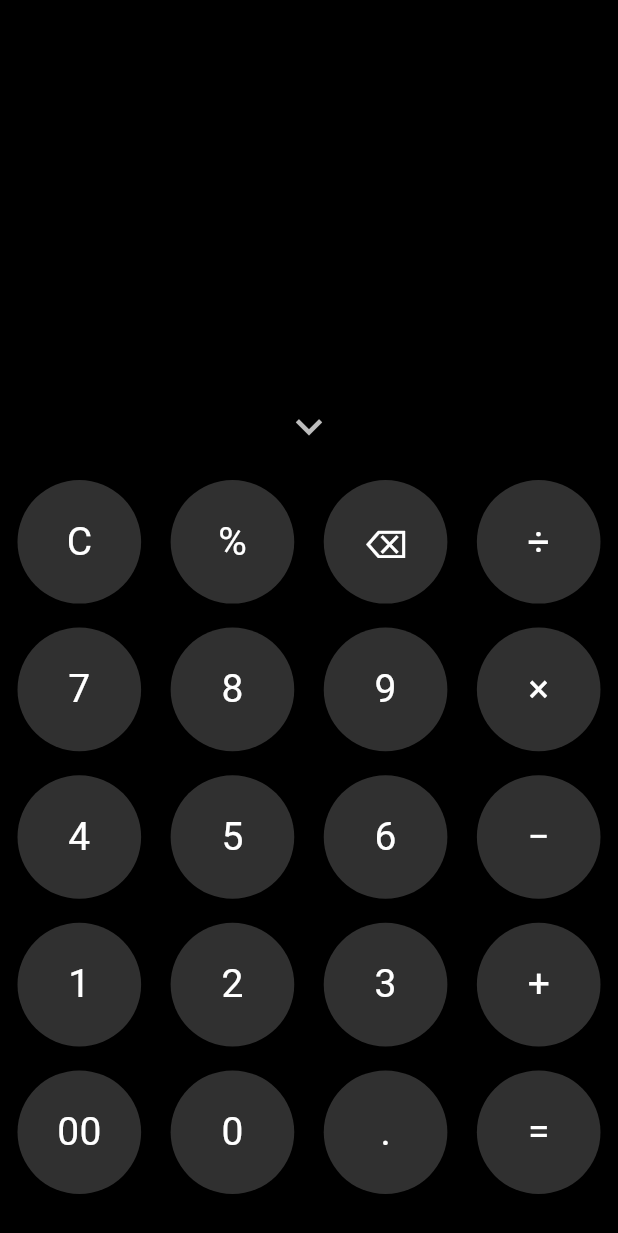
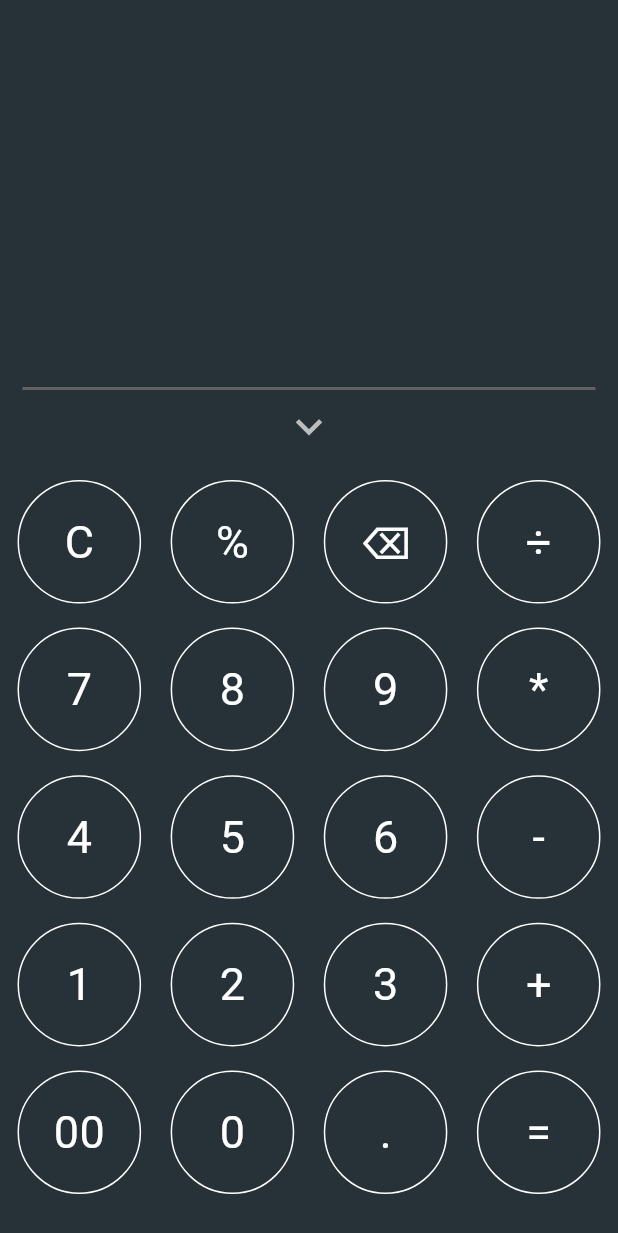
Before and after one commit to KavishreeM/mini_calculator, a Flutter app: the screen it shows after launch, on a phone screen of 412 x 824 dp. Shown: the top 1233 px of the screen. Run offline on Flutter 3.47's test engine with Material 3 defaults, Android fonts, the phone set to English and light mode, and no system bars; our stand-ins replace math_expressions.

Commit message:
your change message

```diff
--- a/lib/main.dart
+++ b/lib/main.dart
@@ -194,7 +194,7 @@ class _MyAppState extends State<MyApp> {
     return MaterialApp(
       debugShowCheckedModeBanner: false,
       home: Scaffold(
-        backgroundColor: Colors.black,
+        backgroundColor: Colors.blueGrey[900],
         body: SafeArea(
           child: Column(
             mainAxisAlignment: MainAxisAlignment.end,
@@ -210,17 +210,18 @@ class _MyAppState extends State<MyApp> {
                     children: [
                       Text(
                         inputValue,
-                        style: const TextStyle(color: Colors.white, fontSize: 36),
+                        style: const TextStyle(color: Colors.white, fontSize: 55),
                       ),
                       const SizedBox(height: 10),
                       Text(
                         result,
-                        style: const TextStyle(color: Colors.grey, fontSize: 28),
+                        style: const TextStyle(color:Colors.grey, fontSize:36),
                       ),
                     ],
                   ),
                 ),
               ),
+              Divider(thickness: 2,indent: 15,endIndent: 15,color: Colors.grey[700],),
 
               // Toggle arrow
               GestureDetector(
@@ -238,11 +239,12 @@ class _MyAppState extends State<MyApp> {
                 ),
               ),
 
+
               // Scientific drawer (slides down)
               AnimatedContainer(
                 duration: const Duration(milliseconds: 300),
                 height: showScientific ? 100 : 0,
-                color: Colors.grey[900],
+                color: Colors.grey[800],
                 child: showScientific
                     ? SingleChildScrollView(
                         scrollDirection: Axis.horizontal,
@@ -265,8 +267,8 @@ class _MyAppState extends State<MyApp> {
 
               const SizedBox(height: 10),
               buttonRow(["C", "%", "⌫", "÷"], size),
-              buttonRow(["7", "8", "9", "×"], size),
-              buttonRow(["4", "5", "6", "−"], size),
+              buttonRow(["7", "8", "9", "*"], size),
+              buttonRow(["4", "5", "6", "-"], size),
               buttonRow(["1", "2", "3", "+"], size),
               buttonRow(["00", "0", ".", "="], size),
               const SizedBox(height: 20),
@@ -293,12 +295,13 @@ class _MyAppState extends State<MyApp> {
         width: size,
         alignment: Alignment.center,
         decoration: BoxDecoration(
-          color: Colors.grey[850],
+          color: Colors.transparent,
           borderRadius: BorderRadius.circular(50),
+          border: Border.all(color: Colors.white)
         ),
         child: Text(
           text,
-          style: const TextStyle(color: Colors.white, fontSize: 26),
+          style: const TextStyle(color: Colors.white, fontSize: 30),
         ),
       ),
     );
@@ -348,9 +351,9 @@ class _MyAppState extends State<MyApp> {
   void calculate() {
     try {
       String finalInput = inputValue
-          .replaceAll('×', '*')
+          .replaceAll('*', '*')
           .replaceAll('÷', '/')
-          .replaceAll('−', '-')
+          .replaceAll('-', '-')
           .replaceAll('√', 'sqrt')
           .replaceAll('π', 'pi');
 
```
